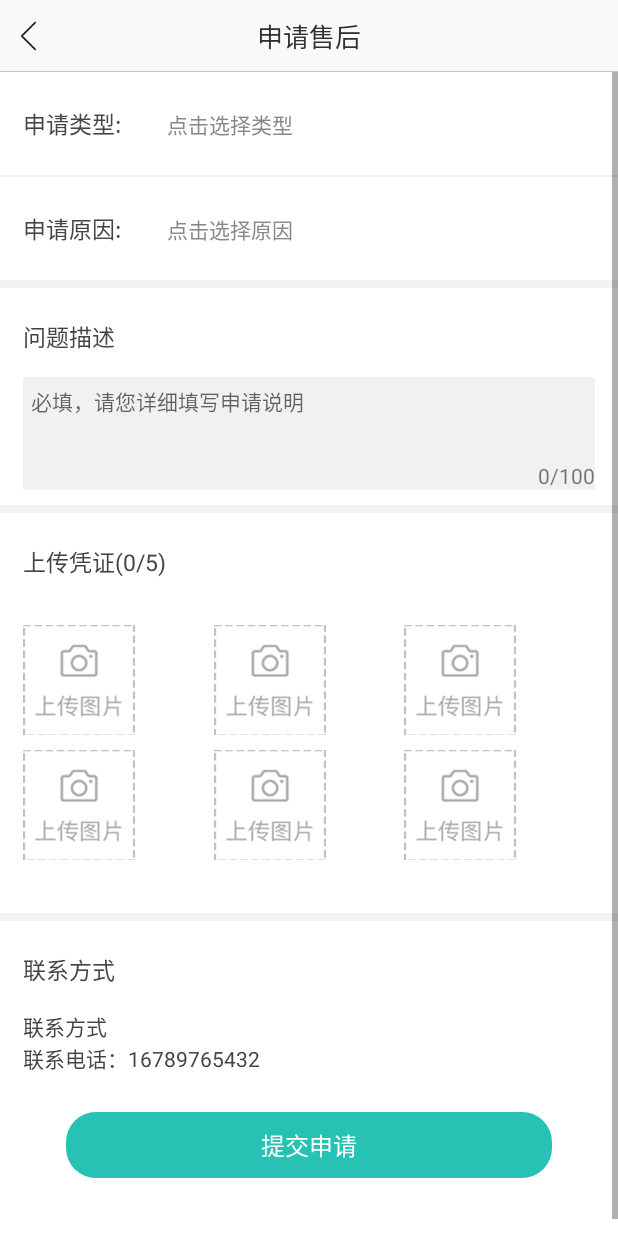
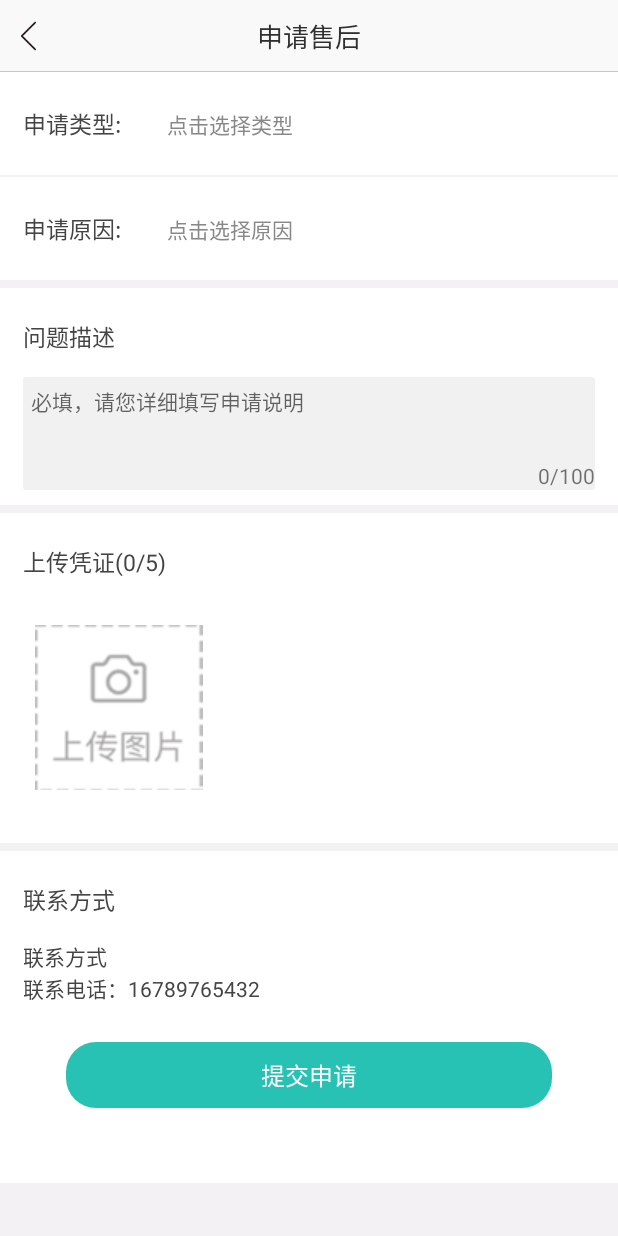
Before and after one commit to fflin/sqka-sdk, an Android app: the AskForSaleActivity screen opened directly, with no data from a screen before it, on a phone screen of 412 x 824 dp. Run offline under Robolectric (Android 15) with nearby library versions, the phone set to English and light mode, and no system bars; our stand-ins replace RxJava; pictures from the network do not load; 1 statement that could not run was skipped.

Commit message:
1 上传图片增加网络请求 2 安卓10不显示相册预览图，增加manifest配置 3 完成售后页面上传图片的业务逻辑

```diff
--- a/mysdk/mall/src/main/AndroidManifest.xml
+++ b/mysdk/mall/src/main/AndroidManifest.xml
@@ -2,4 +2,8 @@
     package="com.hengxin.mall" >
     <uses-permission android:name="android.permission.INTERNET" />
     <uses-permission android:name="android.permission.CAMERA"/>
+    <application
+        android:requestLegacyExternalStorage="true">
+
+    </application>
 </manifest>
--- /dev/null
+++ b/mysdk/mall/src/main/java/com/hengxin/mall/model/UpLoadFileModel.java
@@ -0,0 +1,25 @@
+package com.hengxin.mall.model;
+
+import java.util.List;
+
+/**
+ * author: Y_Qing
+ * date: 2019/1/4
+ */
+public class UpLoadFileModel {
+
+    public List<FilesBean> files;
+
+
+    public static class FilesBean {
+        /**
+         * fileName : 17187988704.jpg
+         * filePath : E:\MyWork\sqka\sqka-server\app\public\files\17187988704.jpg
+         * fileUrl : http://localhost:8101/public/files/17187988704.jpg
+         */
+        public String fileName;
+        public String filePath;
+        public String fileUrl;
+
+    }
+}
--- a/mysdk/mall/src/main/java/com/hengxin/mall/net/IApiService.java
+++ b/mysdk/mall/src/main/java/com/hengxin/mall/net/IApiService.java
@@ -3,6 +3,7 @@ package com.hengxin.mall.net;
 
 import com.hengxin.basic.base.BaseResult;
 import com.hengxin.mall.model.TagModel;
+import com.hengxin.mall.model.UpLoadFileModel;
 import com.hengxin.pay.model.AliSignModel;
 import com.hengxin.mall.model.ConditionListModel;
 import com.hengxin.mall.model.HomeModel;
@@ -11,7 +12,11 @@ import com.hengxin.mall.model.PayChannelModel;
 import java.util.Map;
 
 import io.reactivex.Observable;
+import okhttp3.MultipartBody;
 import retrofit2.http.GET;
+import retrofit2.http.Multipart;
+import retrofit2.http.POST;
+import retrofit2.http.Part;
 import retrofit2.http.Path;
 import retrofit2.http.QueryMap;
 
@@ -59,4 +64,11 @@ public interface IApiService {
     @GET("/api/search/coupon")
     Observable<BaseResult<ConditionListModel>> search(@QueryMap Map<String, String> map);
 
+    /**
+     * 上传图片
+     */
+    @Multipart
+    @POST("{path}/upload/file")
+    Observable<BaseResult<UpLoadFileModel>> uploadFile(@Path(value = "path", encoded = true) String servicesHost, @Part MultipartBody.Part file);
+
 }
--- a/mysdk/mall/src/main/java/com/hengxin/mall/ui/saleout/AskForSaleActivity.java
+++ b/mysdk/mall/src/main/java/com/hengxin/mall/ui/saleout/AskForSaleActivity.java
@@ -13,23 +13,25 @@ import android.widget.TextView;
 
 import com.hengxin.basic.util.Log;
 import com.hengxin.basic.util.ToastUtils;
+import com.hengxin.basic.util.ViewUtil;
 import com.hengxin.mall.R;
 import com.hengxin.mall.base.BaseActivity;
 import com.hengxin.mall.manager.CrashBugGridLayoutManager;
 import com.hengxin.mall.model.SaleOutDialogModel;
-import com.hengxin.mall.model.SelectPicModel;
+import com.hengxin.mall.model.UpLoadFileModel;
 import com.hengxin.mall.ui.saleout.adapter.OnAdapterClick;
 import com.hengxin.mall.ui.saleout.adapter.SelectPicAdapter;
 import com.hengxin.mall.ui.saleout.dialog.OnListDialogClick;
 import com.hengxin.mall.ui.saleout.dialog.OnPickImageClick;
 import com.hengxin.mall.ui.saleout.dialog.PickImageHelper;
 import com.hengxin.mall.ui.saleout.dialog.SaleOutDialogHelper;
+import com.hengxin.mall.ui.saleout.dialog.UploadDialog;
 import com.hengxin.mall.utils.EasyPermissions;
+import com.hengxin.mall.view.SpaceItemDecoration;
 import com.hengxin.pickimg.PickerAlbumActivity;
 import com.hengxin.pickimg.constant.Extras;
 import com.hengxin.pickimg.constant.RequestCode;
 
-import java.security.Permission;
 import java.util.ArrayList;
 import java.util.List;
 
@@ -39,14 +41,19 @@ import java.util.List;
  * desc   : 申请售后页面
  * version: 1.0
  */
-public class AskForSaleActivity extends BaseActivity implements OnAdapterClick {
+public class AskForSaleActivity extends BaseActivity implements OnAdapterClick, UploadImgContract.View {
 
     private TextView askType;
     private TextView askReason;
     private List<SaleOutDialogModel> askTypeList = new ArrayList<>();
     private List<SaleOutDialogModel> askReasonList = new ArrayList<>();
     private RecyclerView recyclerView;
-    private List<SelectPicModel> picModels = new ArrayList<>();
+    private List<UpLoadFileModel.FilesBean> picModels = new ArrayList<>();
+    private UploadPresenter presenter;
+    private SelectPicAdapter adapter;
+    private final int picMaxCount = 5;
+    private TextView textPicCount;
+    private UploadDialog uploadDialog;
 
     public static void startAskForSaleAty(Context context) {
         Intent intent = new Intent(context, AskForSaleActivity.class);
@@ -54,15 +61,28 @@ public class AskForSaleActivity extends BaseActivity implements OnAdapterClick {
         context.startActivity(intent);
     }
 
+    private void addPlaceImg() {
+        UpLoadFileModel.FilesBean model = new UpLoadFileModel.FilesBean();
+        model.fileName = Constant.SELECT_PIC_NAME;
+        model.fileUrl = "";
+        picModels.add(model);
+    }
+
+    private void removePlaceImg() {
+        UpLoadFileModel.FilesBean removeBean = null;
+        for (int i = 0; i < picModels.size(); i++) {
+            if (picModels.get(i).fileName.equals(Constant.SELECT_PIC_NAME)) {
+                removeBean = picModels.get(i);
+            }
+        }
+        if (removeBean != null) picModels.remove(removeBean);
+    }
+
     @Override
     protected void initData() {
-        for (int i = 0; i < 6; i++) {
-            SelectPicModel model = new SelectPicModel();
-            model.fileName = Constant.SELECT_PIC_NAME;
-            picModels.add(model);
-        }
+        addPlaceImg();
 
-        SelectPicAdapter adapter = new SelectPicAdapter(this, picModels, this);
+        adapter = new SelectPicAdapter(this, picModels, this);
         recyclerView.setAdapter(adapter);
 
         SaleOutDialogModel model1 = new SaleOutDialogModel("换货", "(更换收到的商品)", true);
@@ -83,15 +103,17 @@ public class AskForSaleActivity extends BaseActivity implements OnAdapterClick {
         askReasonList.add(model6);
         askReasonList.add(model7);
 
+        presenter = new UploadPresenter();
+        presenter.onAttach(this);
     }
 
     @Override
     protected void initView() {
         ((TextView) findViewById(R.id.title_bar_title)).setText("申请售后");
         recyclerView = findViewById(R.id.ask_photo_rv);
-
-        recyclerView.setLayoutManager(new CrashBugGridLayoutManager(this,3));
-
+        recyclerView.addItemDecoration(new SpaceItemDecoration(ViewUtil.dp2px(5)));
+        recyclerView.setLayoutManager(new CrashBugGridLayoutManager(this, 3));
+        textPicCount = findViewById(R.id.ask_photo_num);
         findViewById(R.id.ask_commit).setOnClickListener(new View.OnClickListener() {
             @Override
             public void onClick(View v) {
@@ -139,6 +161,7 @@ public class AskForSaleActivity extends BaseActivity implements OnAdapterClick {
                 });
             }
         });
+        uploadDialog = new UploadDialog();
     }
 
     @Override
@@ -147,11 +170,12 @@ public class AskForSaleActivity extends BaseActivity implements OnAdapterClick {
     }
 
 
+    private UpLoadFileModel.FilesBean updateBean;
+
     @Override
     public void onUploadClick(View view) {
+        this.updateBean = (UpLoadFileModel.FilesBean) view.getTag();
         // 上传照片  更新list
-        // 弹出dialog  权限在dialog点击时判断
-//        EasyPermissions.requestNomalPermissions(this,123,  Manifest.permission.CAMERA);
         new PickImageHelper().pickImage(this, true, new OnPickImageClick() {
             @Override
             public void onGalleryClick() {
@@ -160,36 +184,41 @@ public class AskForSaleActivity extends BaseActivity implements OnAdapterClick {
 
             @Override
             public void onCameraClick() {
-                EasyPermissions.requestNomalPermissions(AskForSaleActivity.this, 111,  Manifest.permission.CAMERA);
+                EasyPermissions.requestNomalPermissions(AskForSaleActivity.this, 111, Manifest.permission.CAMERA);
             }
         });
     }
 
     @Override
     public void onDeleteClick(View view) {
-
+        int position = (int) view.getTag();
+        picModels.remove(position);
+        if (picModels.size() < picMaxCount && !picModels.get(picModels.size() - 1).fileName.equals(Constant.SELECT_PIC_NAME)) {
+            addPlaceImg();
+        }
+        textPicCount.setText("上传凭证("+(picModels.size()-1)+"/"+picMaxCount+")");
+        adapter.notifyDataSetChanged();
     }
 
     @Override
     public void onRequestPermissionsResult(int requestCode, @NonNull String[] permissions, @NonNull int[] grantResults) {
         super.onRequestPermissionsResult(requestCode, permissions, grantResults);
-        Log.i("fflin","requestCode = "+requestCode+"; "+grantResults);
         if (permissions[0].equals(Manifest.permission.CAMERA)) {
-            if (grantResults.length > 0 && grantResults[0]== PackageManager.PERMISSION_GRANTED){
+            if (grantResults.length > 0 && grantResults[0] == PackageManager.PERMISSION_GRANTED) {
                 // 允许拍照
                 PickerAlbumActivity.startActivity(this, 0, RequestCode.PickTakePhoteCode, null, RequestCode.PickCallBackRequest, false);
             } else {
-                ToastUtils.show(AskForSaleActivity.this,"请打开相机权限拍照上传图片");
+                ToastUtils.show(AskForSaleActivity.this, "请打开相机权限拍照上传图片");
             }
-        } else if (permissions[0].equals(Manifest.permission.WRITE_EXTERNAL_STORAGE)){
+        } else if (permissions[0].equals(Manifest.permission.WRITE_EXTERNAL_STORAGE)) {
 
             if (grantResults.length > 0 && grantResults[0] == PackageManager.PERMISSION_GRANTED) {
-                PickerAlbumActivity.startActivity(this, 0, RequestCode.PickPhoteCode, null, RequestCode.PickCallBackRequest,false);
+                PickerAlbumActivity.startActivity(this, 0, RequestCode.PickPhoteCode, null, RequestCode.PickCallBackRequest, false);
             } else {
-                ToastUtils.show(AskForSaleActivity.this,"请打开存储空间权限以获取设备内照片");
+                ToastUtils.show(AskForSaleActivity.this, "请打开存储空间权限以获取设备内照片");
             }
         } else {
-            Log.i("fflin","权限申请出错");
+            Log.i("fflin", "权限申请出错");
         }
     }
 
@@ -198,8 +227,75 @@ public class AskForSaleActivity extends BaseActivity implements OnAdapterClick {
         super.onActivityResult(requestCode, resultCode, data);
         Log.i("fflin", "onActivityResult   ; requestCode = " + requestCode + "; resultCode = " + resultCode);
         if (requestCode == RequestCode.PickCallBackRequest && data != null) {
-            String filePath =  data.getStringExtra(Extras.intputPath);//裁剪目录
+            String filePath = data.getStringExtra(Extras.intputPath);//裁剪目录
             // 上传接口
+            presenter.uploadImg(filePath);
         }
     }
+
+    @Override
+    public void uploadSuccess(UpLoadFileModel upLoadFileModel) {
+        if (upLoadFileModel != null) {
+            List<UpLoadFileModel.FilesBean> files = upLoadFileModel.files;
+            if (files != null && files.size() > 0) {
+                // 处理数据
+                UpLoadFileModel.FilesBean filesBean = files.get(0);
+                removePlaceImg();
+                if (!TextUtils.isEmpty(updateBean.fileUrl)) {
+                    upDataPicList(updateBean.fileUrl, filesBean);
+                    updateBean.fileUrl = null;
+                } else {
+                    picModels.add(filesBean);
+                }
+
+                if (picModels.size() < picMaxCount) {
+                    addPlaceImg();
+                }
+                // 判断不包含空url。
+                int count = 0;
+                if (!TextUtils.isEmpty(picModels.get(picModels.size()-1).fileUrl)) {
+                    count = picModels.size();
+                } else {
+                    count = picModels.size() - 1;
+                }
+                textPicCount.setText("上传凭证("+count+"/"+picMaxCount+")");
+                adapter.notifyDataSetChanged();
+            }
+        }
+    }
+
+    private void upDataPicList(String fileUrl, UpLoadFileModel.FilesBean filesBean) {
+        int oldBeanPosition = -1;
+        for (int i = 0; i < picModels.size(); i++) {
+            UpLoadFileModel.FilesBean filesBean1 = picModels.get(i);
+            if (filesBean1.fileUrl.equals(fileUrl)) {
+                oldBeanPosition = i;
+            }
+        }
+        if (oldBeanPosition != -1) {
+            picModels.remove(oldBeanPosition);
+            picModels.add(oldBeanPosition, filesBean);
+        }
+        adapter.notifyDataSetChanged();
+    }
+
+    @Override
+    public void uploadFailed(String messageStr) {
+
+    }
+
+    @Override
+    public void showLoading() {
+        uploadDialog.showDialog(this);
+    }
+
+    @Override
+    public void hideLoading() {
+        uploadDialog.hideDialog();
+    }
+
+    @Override
+    public void onError(String message) {
+
+    }
 }
--- /dev/null
+++ b/mysdk/mall/src/main/java/com/hengxin/mall/ui/saleout/UploadImgContract.java
@@ -0,0 +1,21 @@
+package com.hengxin.mall.ui.saleout;
+
+
+import com.hengxin.mall.base.IBaseView;
+import com.hengxin.mall.base.IPresenter;
+import com.hengxin.mall.model.UpLoadFileModel;
+
+public interface UploadImgContract {
+    interface View extends IBaseView {
+
+        void uploadSuccess(UpLoadFileModel upLoadFileModel);
+
+        void uploadFailed(String messageStr);
+    }
+
+    interface Presenter extends IPresenter<View> {
+
+        void uploadImg(String fileName);
+
+    }
+}
--- a/mysdk/mall/src/main/java/com/hengxin/mall/ui/saleout/adapter/SelectPicAdapter.java
+++ b/mysdk/mall/src/main/java/com/hengxin/mall/ui/saleout/adapter/SelectPicAdapter.java
@@ -12,6 +12,7 @@ import android.widget.ImageView;
 import com.bumptech.glide.Glide;
 import com.hengxin.mall.R;
 import com.hengxin.mall.model.SelectPicModel;
+import com.hengxin.mall.model.UpLoadFileModel;
 import com.hengxin.mall.ui.saleout.Constant;
 
 import java.util.List;
@@ -25,9 +26,9 @@ import java.util.List;
 public class SelectPicAdapter extends RecyclerView.Adapter<SelectPicViewHolder> {
 
     private Context mContext;
-    private List<SelectPicModel> mList;
+    private List<UpLoadFileModel.FilesBean> mList;
     private OnAdapterClick mClick;
-    public SelectPicAdapter(Context context, List<SelectPicModel> picModels, OnAdapterClick onAdapterClick) {
+    public SelectPicAdapter(Context context, List<UpLoadFileModel.FilesBean> picModels, OnAdapterClick onAdapterClick) {
         this.mContext = context;
         this.mList = picModels;
         this.mClick = onAdapterClick;
@@ -41,7 +42,7 @@ public class SelectPicAdapter extends RecyclerView.Adapter<SelectPicViewHolder>
 
     @Override
     public void onBindViewHolder(@NonNull SelectPicViewHolder holder, int i) {
-        final SelectPicModel data = mList.get(i);
+        final UpLoadFileModel.FilesBean data = mList.get(i);
         String fileName = data.fileName;
         if (!TextUtils.isEmpty(fileName)) {
             if (fileName.equals(Constant.SELECT_PIC_NAME)) {
@@ -53,7 +54,7 @@ public class SelectPicAdapter extends RecyclerView.Adapter<SelectPicViewHolder>
             }
         }
 
-        holder.showImg.setOnClickListener(new View.OnClickListener() {
+        holder.imgParent.setOnClickListener(new View.OnClickListener() {
             @Override
             public void onClick(View v) {
                 v.setTag(data);
@@ -64,7 +65,7 @@ public class SelectPicAdapter extends RecyclerView.Adapter<SelectPicViewHolder>
         holder.closeImg.setOnClickListener(new View.OnClickListener() {
             @Override
             public void onClick(View v) {
-                v.setTag(data);
+                v.setTag(i);
                 mClick.onDeleteClick(v);
             }
         });
@@ -80,10 +81,12 @@ class SelectPicViewHolder extends RecyclerView.ViewHolder {
 
     public final ImageView showImg;
     public final ImageView closeImg;
+    public final View imgParent;
 
     public SelectPicViewHolder(@NonNull View itemView) {
         super(itemView);
         showImg = itemView.findViewById(R.id.upload_img);
         closeImg = itemView.findViewById(R.id.upload_close);
+        imgParent = itemView.findViewById(R.id.img_parent);
     }
 }
--- /dev/null
+++ b/mysdk/mall/src/main/res/drawable/upload_dialog.xml
@@ -0,0 +1,6 @@
+<?xml version="1.0" encoding="utf-8"?>
+<shape
+    xmlns:android="http://schemas.android.com/apk/res/android">
+    <corners android:radius="20dp" />
+    <solid android:color="#50000000" />
+</shape>
--- a/mysdk/mall/src/main/res/layout/item_select_pic.xml
+++ b/mysdk/mall/src/main/res/layout/item_select_pic.xml
@@ -2,16 +2,24 @@
 <android.support.constraint.ConstraintLayout xmlns:android="http://schemas.android.com/apk/res/android"
     xmlns:app="http://schemas.android.com/apk/res-auto"
     android:layout_width="match_parent"
-    android:layout_height="wrap_content">
+    android:layout_height="120dp">
 
-    <ImageView
-        android:id="@+id/upload_img"
-        android:layout_width="wrap_content"
-        android:layout_height="wrap_content"
-        android:src="@drawable/upload_img"
+    <RelativeLayout
+        android:id="@+id/img_parent"
         android:paddingBottom="10dp"
         app:layout_constraintStart_toStartOf="parent"
-        app:layout_constraintTop_toTopOf="parent" />
+        app:layout_constraintTop_toTopOf="parent"
+        android:layout_width="wrap_content"
+        android:layout_height="wrap_content">
+
+        <ImageView
+            android:id="@+id/upload_img"
+            android:layout_width="match_parent"
+            android:layout_height="match_parent"
+            android:src="@drawable/upload_img"
+            />
+    </RelativeLayout>
+
 
     <ImageView
         android:id="@+id/upload_close"
@@ -19,7 +27,7 @@
         android:layout_height="wrap_content"
         android:padding="5dp"
         android:src="@drawable/upload_close"
-        app:layout_constraintEnd_toEndOf="@+id/upload_img"
-        app:layout_constraintTop_toTopOf="@+id/upload_img" />
+        app:layout_constraintEnd_toEndOf="@+id/img_parent"
+        app:layout_constraintTop_toTopOf="@+id/img_parent" />
 
 </android.support.constraint.ConstraintLayout>
```
Also changed, not shown: mysdk/mall/src/main/java/com/hengxin/mall/ui/saleout/UploadPresenter.java (added, +53 -0 lines), mysdk/mall/src/main/java/com/hengxin/mall/ui/saleout/dialog/PickImageHelper.java (+6 -4 lines), mysdk/mall/src/main/java/com/hengxin/mall/ui/saleout/dialog/UploadDialog.java (added, +54 -0 lines), mysdk/mall/src/main/java/com/hengxin/mall/utils/FileUtils.java (added, +17 -0 lines), mysdk/mall/src/main/res/anim/ani_upload_dialog.xml (added, +11 -0 lines), mysdk/mall/src/main/res/layout/dialog_upload.xml (added, +33 -0 lines), mysdk/pickimg/src/main/java/com/hengxin/pickimg/imageview/CropImageView.java (+10 -5 lines), mysdk/pickimg/src/main/java/com/hengxin/pickimg/utils/ThreadHelper.java (added, +27 -0 lines), mysdk/mall/src/main/res/drawable-xxhdpi/dialog_loading.png (added).
